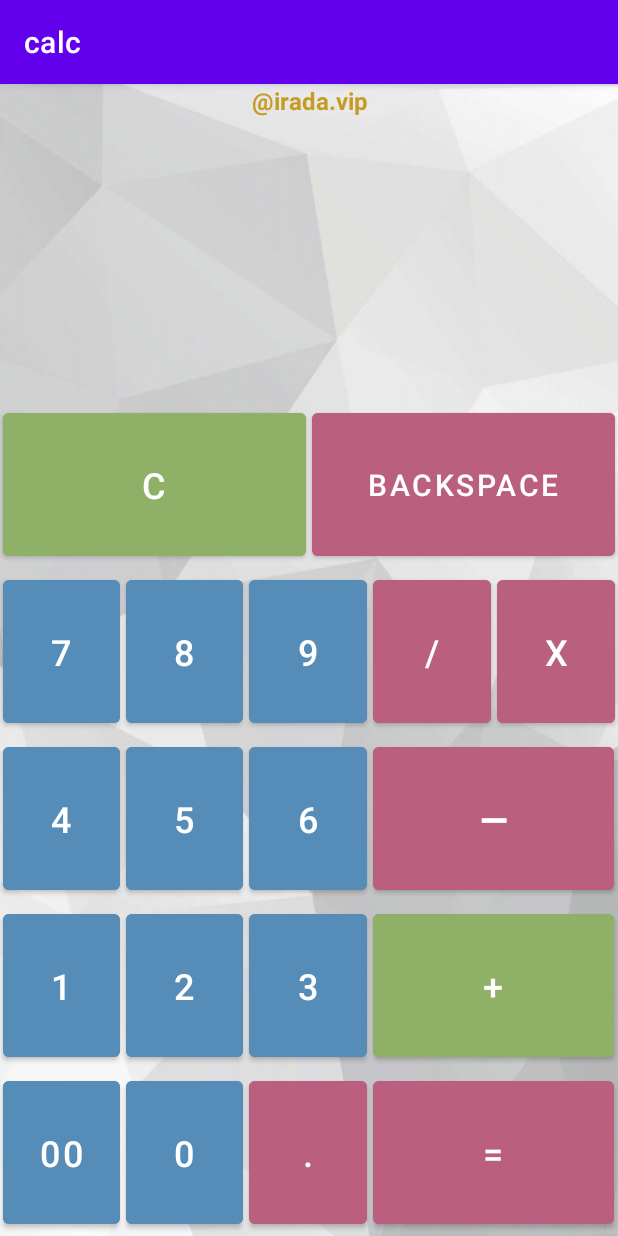
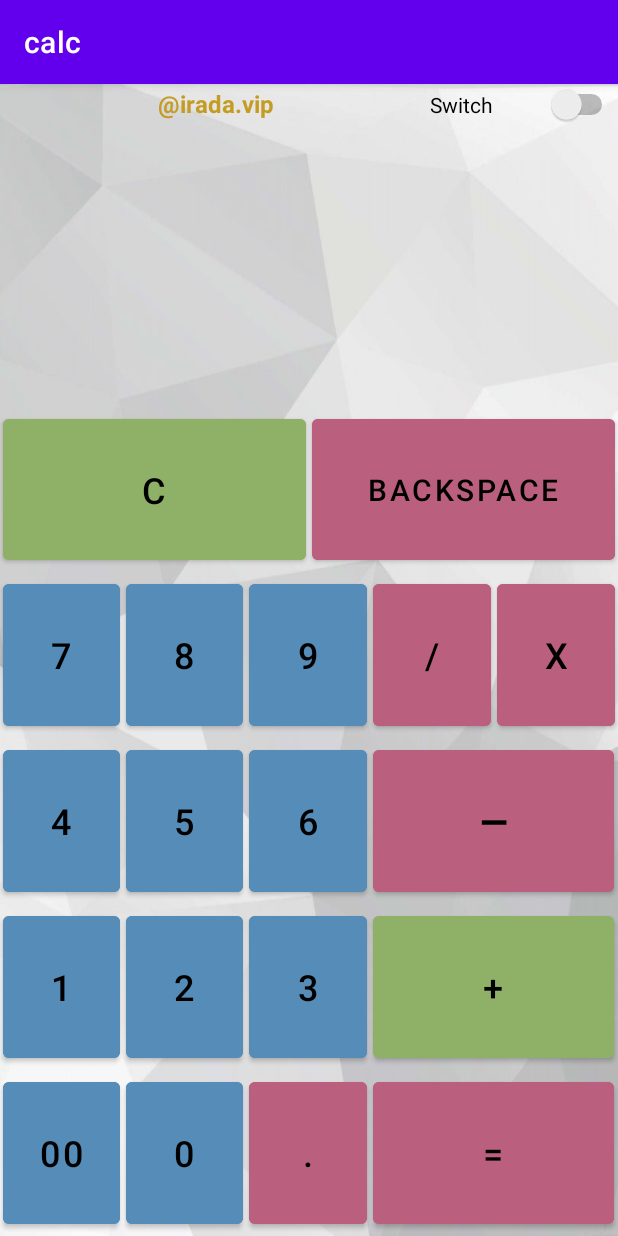
Before and after one commit to upagka/calc, an Android app: the screen it shows after launch (MainActivity), on a phone screen of 412 x 824 dp. Run offline under Robolectric (Android 15) with nearby library versions, the phone set to English and light mode, and no system bars.

Commit message:
homework 4

```diff
--- a/app/src/main/java/vip/irada/calc/MainActivity.java
+++ b/app/src/main/java/vip/irada/calc/MainActivity.java
@@ -1,6 +1,7 @@
 package vip.irada.calc;
 
 import androidx.appcompat.app.AppCompatActivity;
+import androidx.appcompat.widget.SwitchCompat;
 
 import android.os.Bundle;
 import android.view.View;
@@ -20,7 +21,13 @@ public class MainActivity extends AppCompatActivity implements View.OnClickListe
     @Override
     protected void onCreate(Bundle savedInstanceState) {
         super.onCreate(savedInstanceState);
+        setTheme(R.style.ThemeBlack);
         setContentView(R.layout.activity_main);
+
+        findViewById(R.id.switch1).setOnClickListener(v -> {
+            recreate();
+        });
+
 
         Button number1 = findViewById(R.id.number1);
         number1.setOnClickListener(this);
@@ -67,9 +74,6 @@ public class MainActivity extends AppCompatActivity implements View.OnClickListe
         Button minus = findViewById(R.id.minus);
         minus.setOnClickListener(this);
 
-        Button percent = findViewById(R.id.percent);
-        percent.setOnClickListener(this);
-
         Button enter = findViewById(R.id.enter);
         enter.setOnClickListener(this);
 
@@ -81,6 +85,10 @@ public class MainActivity extends AppCompatActivity implements View.OnClickListe
 
         Button multiplication = findViewById(R.id.multiplication);
         multiplication.setOnClickListener(this);
+
+
+
+
     }
 
 
@@ -294,10 +302,6 @@ public class MainActivity extends AppCompatActivity implements View.OnClickListe
                 }
                 break;
 
-            case R.id.percent:
-                //textView.setText("%");
-                break;
-
 
 
             case R.id.backspace:
--- a/app/src/main/res/layout/activity_main.xml
+++ b/app/src/main/res/layout/activity_main.xml
@@ -16,14 +16,21 @@
 
         <TextView
             android:id="@+id/logoText"
-            android:layout_width="match_parent"
+            android:layout_width="wrap_content"
             android:layout_height="wrap_content"
-
+            android:layout_weight="6"
             android:text="@string/logoText"
             android:textAlignment="center"
             android:textColor="#C59C23"
             android:textSize="@dimen/logoTextSize"
             android:textStyle="bold" />
+
+        <Switch
+            android:id="@+id/switch1"
+            android:layout_width="wrap_content"
+            android:layout_height="wrap_content"
+            android:layout_weight="1"
+            android:text="Switch" />
 
 
     </LinearLayout>
--- a/app/src/main/res/values/themes.xml
+++ b/app/src/main/res/values/themes.xml
@@ -12,5 +12,12 @@
         <!-- Status bar color. -->
         <item name="android:statusBarColor" tools:targetApi="l">?attr/colorPrimaryVariant</item>
         <!-- Customize your theme here. -->
+
     </style>
+    <style name="ThemeBlack" parent="Theme.Calc">
+        <item name="colorOnPrimary">@color/black</item>
+        <item name="background">@drawable/ic_launcher_background</item>
+        <item name="backgroundTint">#000000</item>
+    </style>
+
 </resources>
```
